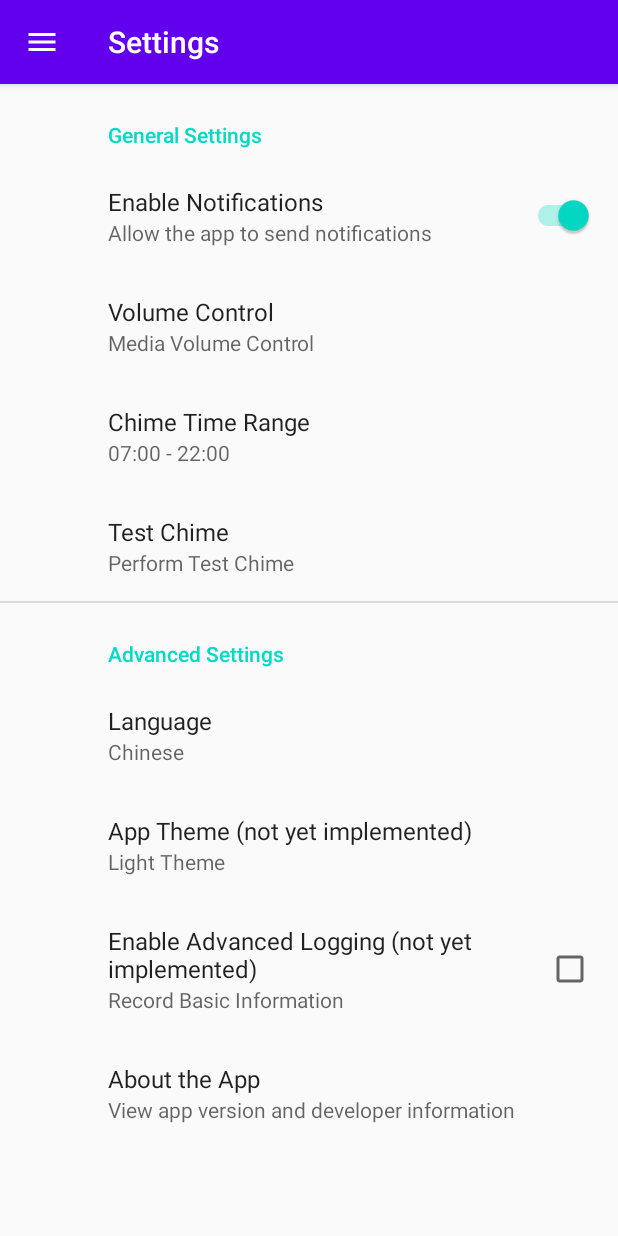
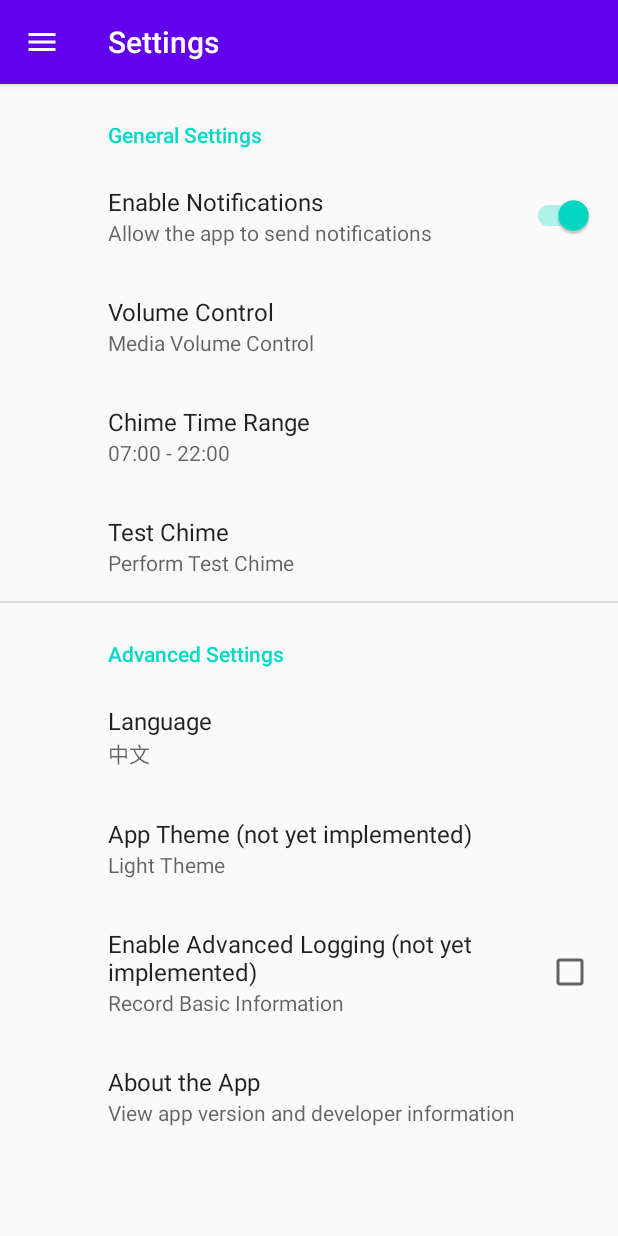
Before and after one commit to privateAccountOfLiu/OpenHourlyChime, an Android app: the SettingsActivity screen opened directly, with no data from a screen before it, on a phone screen of 412 x 824 dp. Run offline under Robolectric (Android 15) with nearby library versions, the phone set to English and light mode, and no system bars; our stand-ins replace EventBus, androidx.preference; 3 statements that could not run were skipped.

Commit message:
1. 完善设置-语言 2. 修复若干bug

```diff
--- a/app/src/main/java/com/privacyaccountofliu/openhourlychime/BaseActivity.kt
+++ b/app/src/main/java/com/privacyaccountofliu/openhourlychime/BaseActivity.kt
@@ -1,5 +1,6 @@
 package com.privacyaccountofliu.openhourlychime
 
+import android.annotation.SuppressLint
 import android.content.Intent
 import android.os.Bundle
 import android.util.Log
@@ -16,17 +17,15 @@ abstract class BaseActivity : AppCompatActivity() {
     protected lateinit var drawerLayout: DrawerLayout
     protected lateinit var navView: NavigationView
 
+    @SuppressLint("UnspecifiedRegisterReceiverFlag")
     override fun onCreate(savedInstanceState: Bundle?) {
         super.onCreate(savedInstanceState)
         setContentView(getLayoutResId())
-        updateLocale()
-
         drawerLayout = findViewById(R.id.drawer_layout)
         navView = findViewById(R.id.nav_view)
-
         setupNavigation()
         setupToolbar()
-
+        updateLocale()
     }
 
     override fun onOptionsItemSelected(item: MenuItem): Boolean {
@@ -105,5 +104,4 @@ abstract class BaseActivity : AppCompatActivity() {
         val context = LocaleHelper.setLocale(this, language)
         resources.updateConfiguration(context.resources.configuration, resources.displayMetrics)
     }
-
 }
--- a/app/src/main/java/com/privacyaccountofliu/openhourlychime/MainActivity.kt
+++ b/app/src/main/java/com/privacyaccountofliu/openhourlychime/MainActivity.kt
@@ -15,9 +15,9 @@ import android.widget.Toast
 import androidx.activity.result.contract.ActivityResultContracts
 import androidx.core.content.ContextCompat
 import com.privacyaccountofliu.openhourlychime.databinding.ActivityMainBinding
+import com.privacyaccountofliu.openhourlychime.model.services.TimeService
 import com.privacyaccountofliu.openhourlychime.model.tools.AlarmReceiver
 import com.privacyaccountofliu.openhourlychime.model.tools.BatteryOptimizationHelper
-import com.privacyaccountofliu.openhourlychime.model.services.TimeService
 import com.privacyaccountofliu.openhourlychime.model.tools.ToastUtil
 import java.text.SimpleDateFormat
 import java.util.Calendar
@@ -39,11 +39,8 @@ class MainActivity : BaseActivity(){
 
     override fun onCreate(savedInstanceState: Bundle?) {
         super.onCreate(savedInstanceState)
-
         binding = ActivityMainBinding.inflate(layoutInflater)
         setContentView(binding.root)
-
-        // 初始化组件
         alarmManager = getSystemService(Context.ALARM_SERVICE) as AlarmManager
         pendingIntent = createAlarmPendingIntent()
         drawerLayout = findViewById(R.id.drawer_layout)
@@ -72,7 +69,6 @@ class MainActivity : BaseActivity(){
 
     override fun onResume() {
         super.onResume()
-        // 每次返回时更新选中状态
         navView.setCheckedItem(R.id.nav_home)
     }
 
--- a/app/src/main/java/com/privacyaccountofliu/openhourlychime/model/tools/LocaleHelper.kt
+++ b/app/src/main/java/com/privacyaccountofliu/openhourlychime/model/tools/LocaleHelper.kt
@@ -4,7 +4,6 @@ package com.privacyaccountofliu.openhourlychime.model.tools
 
 import android.content.Context
 import android.content.res.Configuration
-import android.content.res.Resources
 import android.preference.PreferenceManager
 import androidx.core.content.edit
 import java.util.Locale
@@ -24,14 +23,14 @@ object LocaleHelper {
 
     fun getLanguage(context: Context): String {
         val preferences = PreferenceManager.getDefaultSharedPreferences(context)
-        return preferences.getString(SELECTED_LANGUAGE, "system") ?: "system"
+        return preferences.getString(SELECTED_LANGUAGE, "Chinese") ?: "Chinese"
     }
 
     private fun updateResources(context: Context, language: String): Context {
         val locale = when (language) {
-            "system" -> Resources.getSystem().configuration.locales[0]
-            "zh" -> Locale("zh", "CN")
-            else -> Locale.ENGLISH
+            "Chinese" -> Locale("zh", "CN")
+            "English" -> Locale.ENGLISH
+            else -> Locale("zh", "CN")
         }
 
         Locale.setDefault(locale)
@@ -42,4 +41,9 @@ object LocaleHelper {
         config.setLocale(locale)
         return context.createConfigurationContext(config)
     }
+
+    fun applyServiceLanguage(context: Context) {
+        val language = getLanguage(context)
+        updateResources(context, language)
+    }
 }
--- a/app/src/main/res/layout/activity_about.xml
+++ b/app/src/main/res/layout/activity_about.xml
@@ -5,7 +5,9 @@
     android:id="@+id/drawer_layout"
     android:layout_width="match_parent"
     android:layout_height="match_parent"
-    android:fitsSystemWindows="true">
+    android:fitsSystemWindows="true"
+    android:textDirection="locale"
+    android:layoutDirection="locale">
 
     <LinearLayout
         android:layout_width="match_parent"
--- a/app/src/main/res/layout/activity_main.xml
+++ b/app/src/main/res/layout/activity_main.xml
@@ -7,7 +7,9 @@
     android:id="@+id/drawer_layout"
     android:layout_width="match_parent"
     android:layout_height="match_parent"
-    android:fitsSystemWindows="true">
+    android:fitsSystemWindows="true"
+    android:textDirection="locale"
+    android:layoutDirection="locale">
 
     <LinearLayout
         android:layout_width="match_parent"
--- a/app/src/main/res/layout/activity_settings.xml
+++ b/app/src/main/res/layout/activity_settings.xml
@@ -5,13 +5,17 @@
     android:id="@+id/drawer_layout"
     android:layout_width="match_parent"
     android:layout_height="match_parent"
-    android:fitsSystemWindows="true">
+    android:fitsSystemWindows="true"
+    android:textDirection="locale"
+    android:layoutDirection="locale">
+
     <FrameLayout
         android:id="@+id/settings_container"
         android:layout_width="wrap_content"
         android:layout_height="wrap_content"
         tools:ignore="MissingConstraints">
     </FrameLayout>
+
     <com.google.android.material.navigation.NavigationView
         android:id="@+id/nav_view"
         android:layout_width="wrap_content"
@@ -21,4 +25,5 @@
         app:menu="@menu/drawer_menu"
         android:fitsSystemWindows="false"
         tools:ignore="VisualLintBounds" />
+
 </androidx.drawerlayout.widget.DrawerLayout>
--- a/app/src/main/res/values/strings.xml
+++ b/app/src/main/res/values/strings.xml
@@ -67,7 +67,9 @@
     <string name="array_alarm_player">Alarm Volume Control</string>
     <string name="common_theme">Light Theme</string>
     <string name="night_theme">Dark Theme</string>
-    <string name="Chinese">Chinese</string>
+    <string name="Chinese">中文</string>
     <string name="English">English</string>
     <string name="set16">Language</string>
+    <string name="dialog_need_restart_title">Need To Restart</string>
+    <string name="dialog_need_restart_msg">This item needs to be restarted to take effect</string>
 </resources>
```
Also changed, not shown: app/src/main/AndroidManifest.xml (+8 -4 lines), app/src/main/java/com/privacyaccountofliu/openhourlychime/SettingsActivity.kt (+24 -3 lines), app/src/main/java/com/privacyaccountofliu/openhourlychime/model/services/TimeService.kt (+20 -7 lines), app/src/main/java/com/privacyaccountofliu/openhourlychime/model/tools/AppRestartManager.kt (added, +52 -0 lines), 1 other file.
